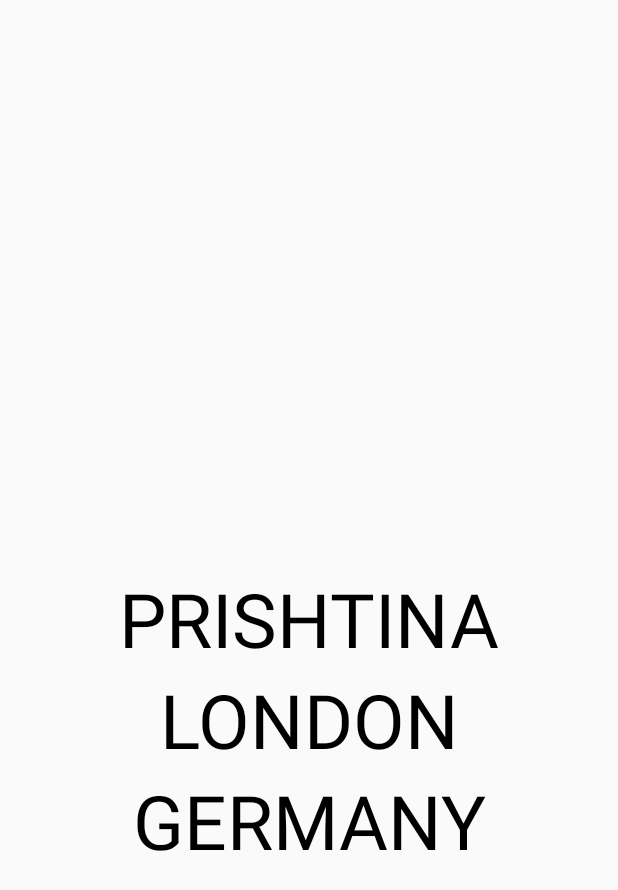
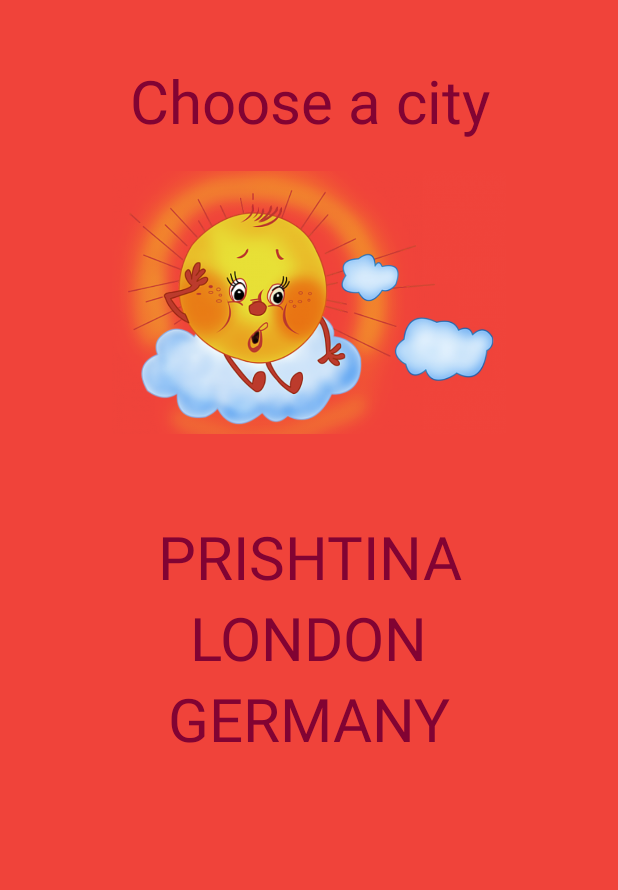
Before and after one commit to Cantouchdis/WeatherApp, an Android app: the layout activity_weather.xml on its own in the app's theme, with its tools: preview values and no code run, on a phone screen of 412 x 824 dp. Shown: the top 890 px of the screen. Run offline under Robolectric (Android 15) with nearby library versions, the phone set to English and light mode, and no system bars.

Commit message:
Design Project

```diff
--- a/app/src/main/res/layout/activity_weather.xml
+++ b/app/src/main/res/layout/activity_weather.xml
@@ -4,48 +4,77 @@
     xmlns:tools="http://schemas.android.com/tools"
     android:layout_width="match_parent"
     android:layout_height="match_parent"
+    android:background="#F0433A"
     tools:context=".WeatherActivity">
 
     <TextView
-        android:id="@+id/textView3"
+        android:id="@+id/choose_a_city"
+        android:layout_width="wrap_content"
+        android:layout_height="wrap_content"
+        android:layout_marginEnd="8dp"
+        android:layout_marginStart="8dp"
+        android:layout_marginTop="40dp"
+        android:text="@string/choose_a_city"
+        android:textColor="#820333"
+        android:textSize="40sp"
+        app:layout_constraintEnd_toEndOf="parent"
+        app:layout_constraintHorizontal_bias="0.504"
+        app:layout_constraintStart_toStartOf="parent"
+        app:layout_constraintTop_toTopOf="parent" />
+
+    <ImageView
+        android:id="@+id/weather_image"
+        android:layout_width="wrap_content"
+        android:layout_height="175dp"
+        android:layout_marginTop="20dp"
+        android:contentDescription="@string/weather_logo_desc"
+        app:layout_constraintEnd_toEndOf="parent"
+        app:layout_constraintStart_toStartOf="parent"
+        app:layout_constraintTop_toBottomOf="@+id/choose_a_city"
+        app:srcCompat="@drawable/weather_background" />
+
+    <TextView
+        android:id="@+id/first_city"
         android:layout_width="wrap_content"
         android:layout_height="wrap_content"
         android:layout_marginBottom="8dp"
         android:layout_marginEnd="8dp"
         android:layout_marginStart="8dp"
         android:layout_marginTop="8dp"
-        android:text="PRISHTINA"
-        android:textColor="@android:color/black"
-        android:textSize="50sp"
+        android:text="@string/first_city"
+        android:textColor="#820333"
+        android:textSize="40sp"
         app:layout_constraintBottom_toBottomOf="parent"
         app:layout_constraintEnd_toEndOf="parent"
+        app:layout_constraintHorizontal_bias="0.503"
         app:layout_constraintStart_toStartOf="parent"
-        app:layout_constraintTop_toTopOf="parent" />
+        app:layout_constraintTop_toBottomOf="@+id/weather_image"
+        app:layout_constraintVertical_bias="0.100000024" />
 
     <TextView
-        android:id="@+id/textView"
+        android:id="@+id/second_city"
         android:layout_width="wrap_content"
         android:layout_height="wrap_content"
         android:layout_marginEnd="8dp"
         android:layout_marginStart="8dp"
-        android:text="LONDON"
-        android:textColor="@android:color/black"
-        android:textSize="50sp"
+        android:text="@string/second_city"
+        android:textColor="#820333"
+        android:textSize="40sp"
         app:layout_constraintEnd_toEndOf="parent"
         app:layout_constraintStart_toStartOf="parent"
-        app:layout_constraintTop_toBottomOf="@+id/textView3" />
+        app:layout_constraintTop_toBottomOf="@+id/first_city" />
 
     <TextView
-        android:id="@+id/textView2"
+        android:id="@+id/third_city"
         android:layout_width="wrap_content"
         android:layout_height="wrap_content"
         android:layout_marginEnd="8dp"
         android:layout_marginStart="8dp"
-        android:text="GERMANY"
-        android:textColor="@android:color/black"
-        android:textSize="50sp"
+        android:text="@string/third_city"
+        android:textColor="#820333"
+        android:textSize="40sp"
         app:layout_constraintEnd_toEndOf="parent"
         app:layout_constraintStart_toStartOf="parent"
-        app:layout_constraintTop_toBottomOf="@+id/textView" />
+        app:layout_constraintTop_toBottomOf="@+id/second_city" />
 
 </android.support.constraint.ConstraintLayout>
--- a/app/src/main/res/values/strings.xml
+++ b/app/src/main/res/values/strings.xml
@@ -1,3 +1,8 @@
 <resources>
     <string name="app_name">WeatherApp</string>
+    <string name="choose_a_city">Choose a city</string>
+    <string name="first_city">PRISHTINA</string>
+    <string name="second_city">LONDON</string>
+    <string name="third_city">GERMANY</string>
+    <string name="weather_logo_desc">weather_logo</string>
 </resources>
```
Also changed, not shown: app/src/main/res/drawable/weather_background.png (added).
